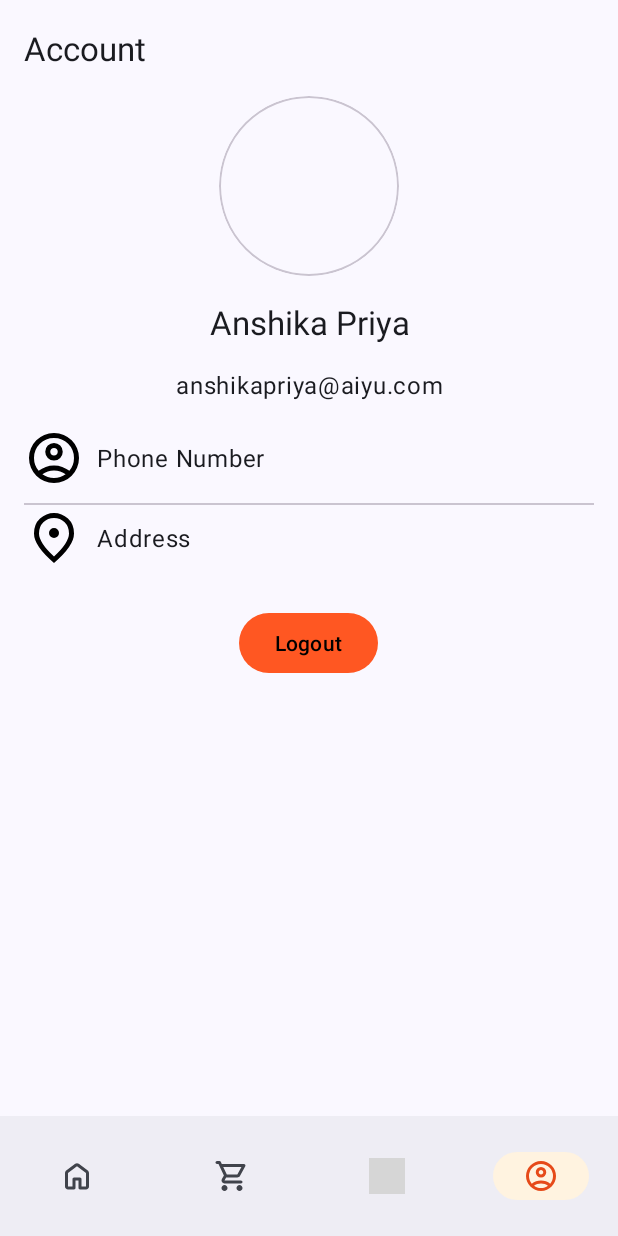
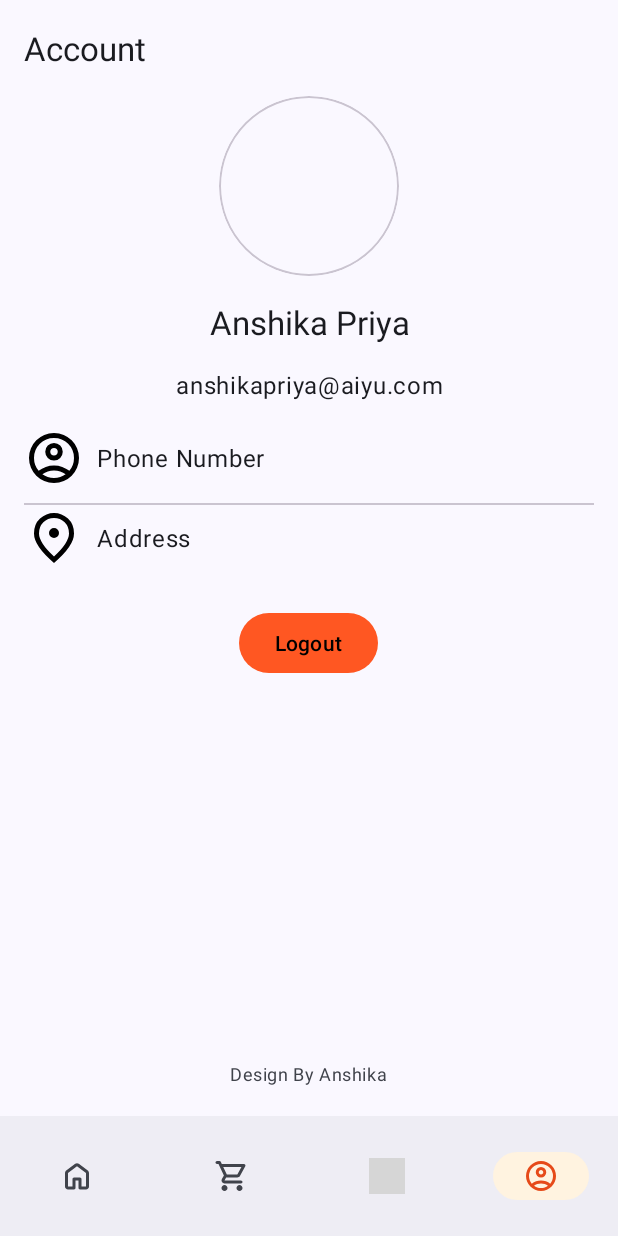
Before and after one commit to anshika1501/BiteBuddy, an Android app: the ProfileFragment screen opened through its navigation route, on a phone screen of 412 x 824 dp. Run offline under Robolectric (Android 15) with nearby library versions, the phone set to English and light mode, and no system bars; our stand-ins replace navigation-ui; grey boxes are pictures that could not be loaded.

Commit message:
Update bottom navigation height and padding; adjust profile fragment layout

```diff
--- a/app/src/main/java/com/anshu/bitebuddy/MainActivity.java
+++ b/app/src/main/java/com/anshu/bitebuddy/MainActivity.java
@@ -1,7 +1,6 @@
 package com.anshu.bitebuddy;
 
 import android.os.Bundle;
-import android.view.View;
 
 import androidx.activity.EdgeToEdge;
 import androidx.appcompat.app.AppCompatActivity;
@@ -29,7 +28,7 @@ public class MainActivity extends AppCompatActivity {
 
         ViewCompat.setOnApplyWindowInsetsListener(findViewById(R.id.main), (v, insets) -> {
             Insets systemBars = insets.getInsets(WindowInsetsCompat.Type.systemBars());
-            v.setPadding(systemBars.left, systemBars.top, systemBars.right, systemBars.bottom);
+            v.setPadding(systemBars.left, systemBars.top, systemBars.right, 0);
             return insets;
 
         });
@@ -45,19 +44,19 @@ public class MainActivity extends AppCompatActivity {
         binding.bottomNavigationView.setOnItemReselectedListener(item -> {
 
         });
-        navController
-                .addOnDestinationChangedListener((navController, navDestination, bundle) -> {
-                    if (
-                            navDestination.getId() == R.id.homeFragment ||
-                                    navDestination.getId() == R.id.cartFragment ||
-                                    navDestination.getId() == R.id.profileFragment ||
-                                    navDestination.getId() == R.id.historyFragment
-                    ) {
-                        binding.bottomNavigationView.setVisibility(View.VISIBLE);
-                    } else {
-                        binding.bottomNavigationView.setVisibility(View.GONE);
-                    }
-                });
+//        navController
+//                .addOnDestinationChangedListener((navController, navDestination, bundle) -> {
+//                    if (
+//                            navDestination.getId() == R.id.homeFragment ||
+//                                    navDestination.getId() == R.id.cartFragment ||
+//                                    navDestination.getId() == R.id.profileFragment ||
+//                                    navDestination.getId() == R.id.historyFragment
+//                    ) {
+//                        binding.bottomNavigationView.setVisibility(View.VISIBLE);
+//                    } else {
+//                        binding.bottomNavigationView.setVisibility(View.GONE);
+//                    }
+//                });
 
     }
 }
--- a/app/src/main/res/layout/activity_main.xml
+++ b/app/src/main/res/layout/activity_main.xml
@@ -20,8 +20,10 @@
     <com.google.android.material.bottomnavigation.BottomNavigationView
         android:id="@+id/bottomNavigationView"
         android:layout_width="match_parent"
-        android:layout_height="wrap_content"
+        android:layout_height="@dimen/bottom_nav_height"
         android:layout_gravity="bottom"
+        app:activeIndicatorLabelPadding="0dp"
+        app:itemHorizontalTranslationEnabled="false"
         app:labelVisibilityMode="unlabeled"
         app:menu="@menu/bottom_nav" />
 </androidx.coordinatorlayout.widget.CoordinatorLayout>
--- a/app/src/main/res/layout/fragment_profile.xml
+++ b/app/src/main/res/layout/fragment_profile.xml
@@ -128,6 +128,6 @@
         android:layout_height="wrap_content"
         android:layout_alignParentBottom="true"
         android:layout_centerHorizontal="true"
-        android:layout_marginBottom="@dimen/grid_1"
+        android:layout_marginBottom="@dimen/bottom_nav_height_padding"
         android:text="@string/design_by_anshika" />
 </RelativeLayout>
--- a/app/src/main/res/values/layout.xml
+++ b/app/src/main/res/values/layout.xml
@@ -19,5 +19,6 @@
 
     <dimen name="user_profile_image_size">30dp</dimen>
 
-    <dimen name="bottom_nav_height">60dp</dimen>
+    <dimen name="bottom_nav_height">80dp</dimen>
+    <dimen name="bottom_nav_height_padding">100dp</dimen>
 </resources>
```
Also changed, not shown: app/src/main/res/drawable/rounded_account_circle_24.xml (+9 -2 lines), app/src/main/res/drawable/rounded_home_24.xml (+9 -2 lines).
